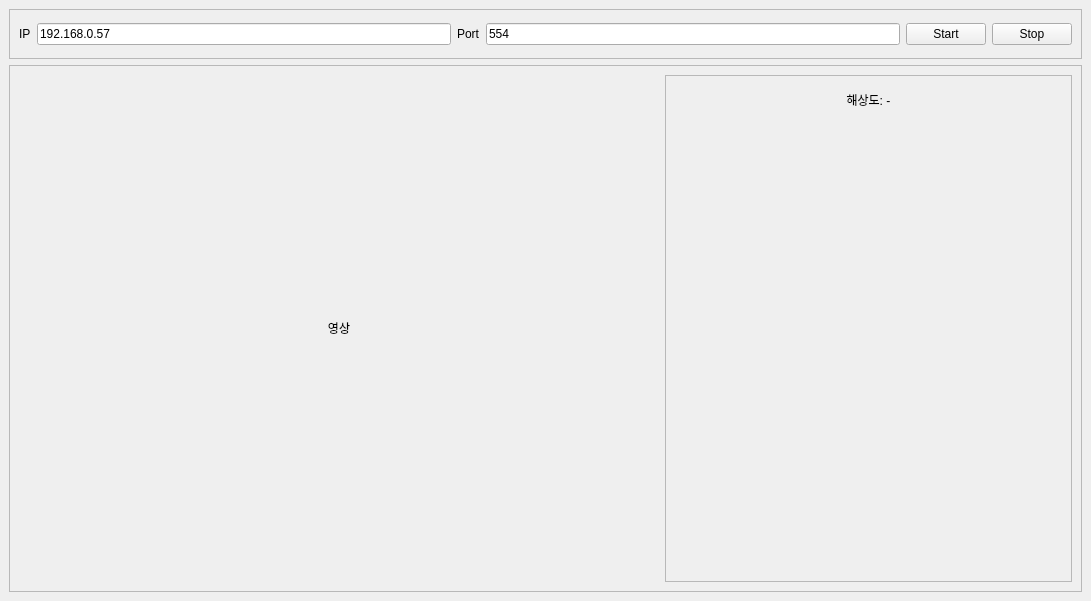
Qt form viewer.ui (sue9010/IPCamera) before a commit.
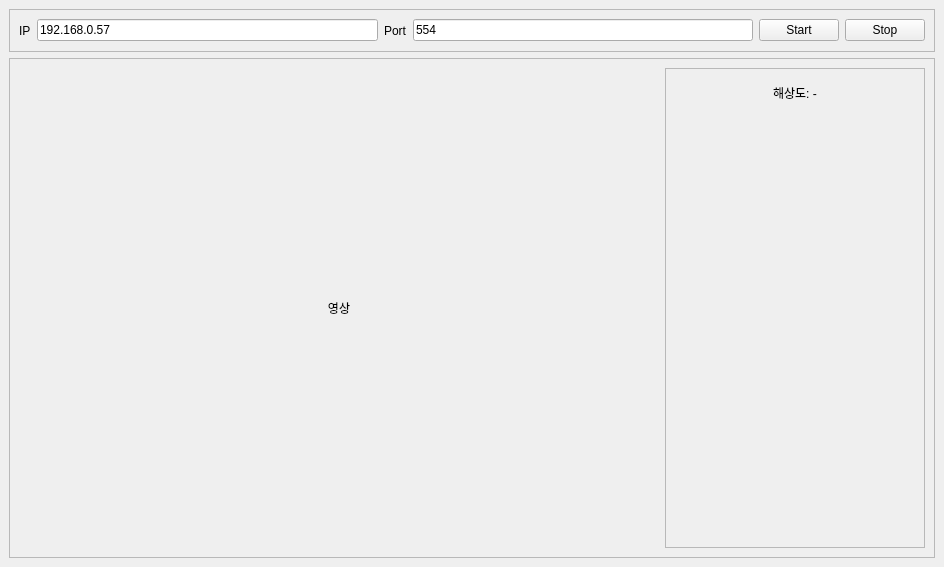
The same form after that commit.

Commit message: roi좌측 상단에 온도 표시 추가

The edit to the form file:
```diff
--- a/viewer.ui
+++ b/viewer.ui
@@ -6,8 +6,8 @@
    <rect>
     <x>0</x>
     <y>0</y>
-    <width>1091</width>
-    <height>601</height>
+    <width>944</width>
+    <height>567</height>
    </rect>
   </property>
   <property name="windowTitle">
```
The commit also changes 2 other files.
